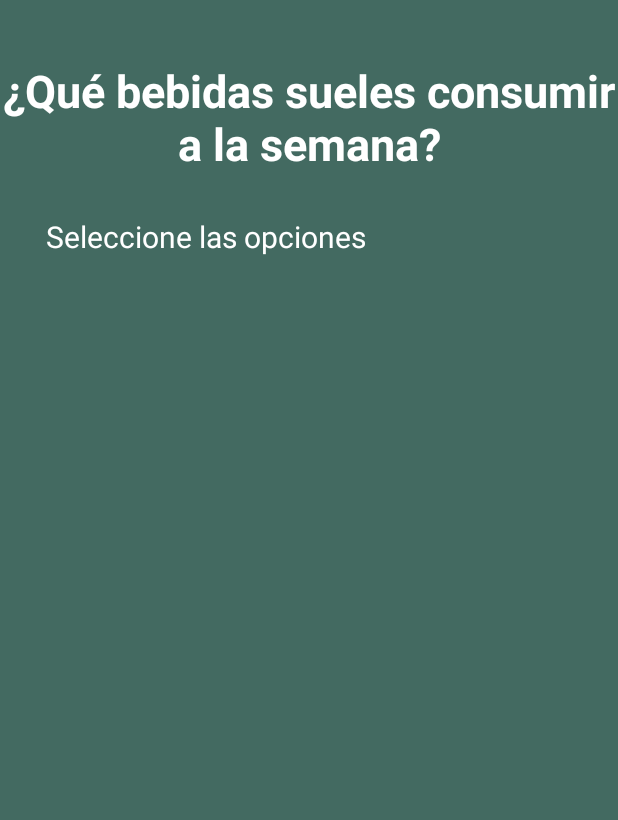
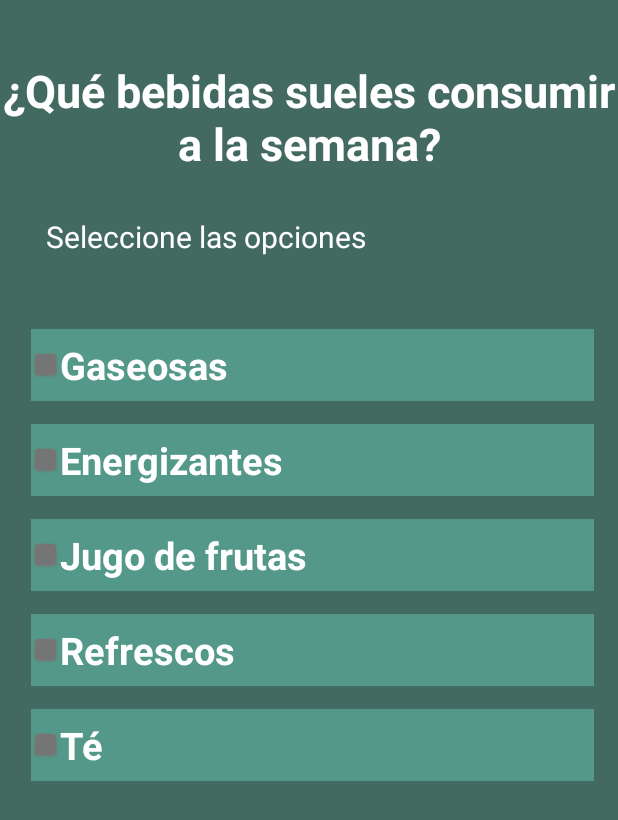
Before and after one commit to LuisT0p20/CarbonoZero, an Android app: the Bebidas screen opened directly, with no data from a screen before it, on a phone screen of 412 x 824 dp. Shown: the top 820 px of the screen. Run offline under Robolectric (Android 15) with nearby library versions, the phone set to English and light mode, and no system bars.

Commit message:
estilos para checkbox

```diff
--- /dev/null
+++ b/app/src/main/res/drawable/estilo_checkbox.xml
@@ -0,0 +1,5 @@
+<?xml version="1.0" encoding="utf-8"?>
+<selector xmlns:android="http://schemas.android.com/apk/res/android">
+    <item android:state_checked="true" android:drawable="@android:drawable/checkbox_on_background"/>
+    <item android:state_checked="false" android:drawable="@android:drawable/checkbox_off_background"/>
+</selector>
--- a/app/src/main/res/layout/activity_bebidas.xml
+++ b/app/src/main/res/layout/activity_bebidas.xml
@@ -34,4 +34,76 @@
         app:layout_constraintHorizontal_bias="0.153"
         app:layout_constraintStart_toStartOf="parent"
         app:layout_constraintTop_toBottomOf="@+id/textView" />
+
+    <LinearLayout
+        android:layout_width="375dp"
+        android:layout_height="341dp"
+        android:layout_marginTop="48dp"
+        android:orientation="vertical"
+        app:layout_constraintEnd_toEndOf="parent"
+        app:layout_constraintHorizontal_bias="0.555"
+        app:layout_constraintStart_toStartOf="parent"
+        app:layout_constraintTop_toBottomOf="@+id/textView2">
+
+        <CheckBox
+            android:id="@+id/box_gaseosas"
+            android:layout_width="match_parent"
+            android:layout_height="wrap_content"
+            android:layout_marginBottom="15dp"
+            android:background="@color/Checkbox"
+            android:button="@drawable/estilo_checkbox"
+            android:text="@string/box_gaseosas"
+            android:textColor="@color/white"
+            android:textSize="25sp"
+            android:textStyle="bold" />
+
+        <CheckBox
+            android:id="@+id/box_energizantes"
+            android:layout_width="match_parent"
+            android:layout_height="wrap_content"
+            android:layout_marginBottom="15dp"
+            android:background="@color/Checkbox"
+            android:button="@drawable/estilo_checkbox"
+            android:text="@string/box_energizantes"
+            android:textColor="@color/white"
+            android:textSize="25sp"
+            android:textStyle="bold" />
+
+        <CheckBox
+            android:id="@+id/box_jugos"
+            android:layout_width="match_parent"
+            android:layout_height="wrap_content"
+            android:layout_marginBottom="15dp"
+            android:background="@color/Checkbox"
+            android:button="@drawable/estilo_checkbox"
+            android:text="@string/box_jugos"
+            android:textColor="@color/white"
+            android:textSize="25sp"
+            android:textStyle="bold" />
+
+        <CheckBox
+            android:id="@+id/box_refrescos"
+            android:layout_width="match_parent"
+            android:layout_height="wrap_content"
+            android:layout_marginBottom="15dp"
+            android:background="@color/Checkbox"
+            android:button="@drawable/estilo_checkbox"
+            android:text="@string/box_refrescos"
+            android:textColor="@color/white"
+            android:textSize="25sp"
+            android:textStyle="bold" />
+
+        <CheckBox
+            android:id="@+id/box_te"
+            android:layout_width="match_parent"
+            android:layout_height="wrap_content"
+            android:layout_marginBottom="15dp"
+            android:background="@color/Checkbox"
+            android:button="@drawable/estilo_checkbox"
+            android:text="@string/box_te"
+            android:textColor="@color/white"
+            android:textSize="25sp"
+            android:textStyle="bold" />
+    </LinearLayout>
+
 </androidx.constraintlayout.widget.ConstraintLayout>
--- a/app/src/main/res/values/colors.xml
+++ b/app/src/main/res/values/colors.xml
@@ -9,4 +9,5 @@
     <color name="white">#FFFFFFFF</color>
     <color name="button">#18362F</color>
     <color name="fondoInicio">#436A61</color>
+    <color name="Checkbox">#539888</color>
 </resources>
--- a/app/src/main/res/values/strings.xml
+++ b/app/src/main/res/values/strings.xml
@@ -2,4 +2,9 @@
     <string name="app_name">CarbonoZero</string>
     <string name="bebidas_pregunta">¿Qué bebidas sueles consumir a la semana?</string>
     <string name="Seleccione_repuesta">Seleccione las opciones</string>
+    <string name="box_gaseosas">Gaseosas</string>
+    <string name="box_refrescos">Refrescos</string>
+    <string name="box_jugos">Jugo de frutas</string>
+    <string name="box_te">Té</string>
+    <string name="box_energizantes">Energizantes</string>
 </resources>
```
